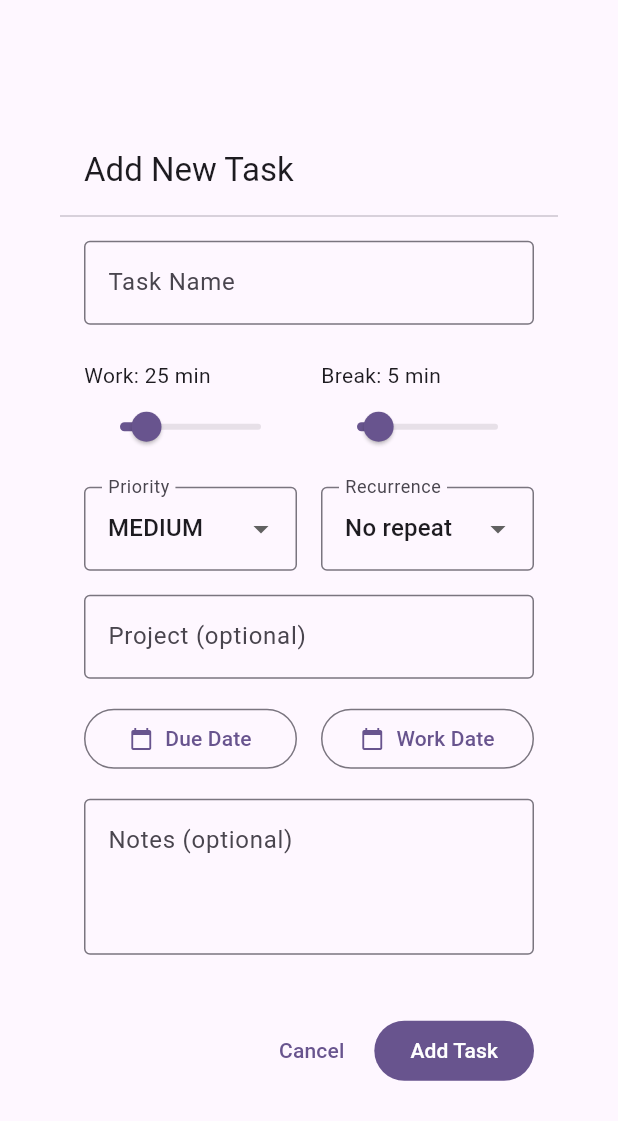
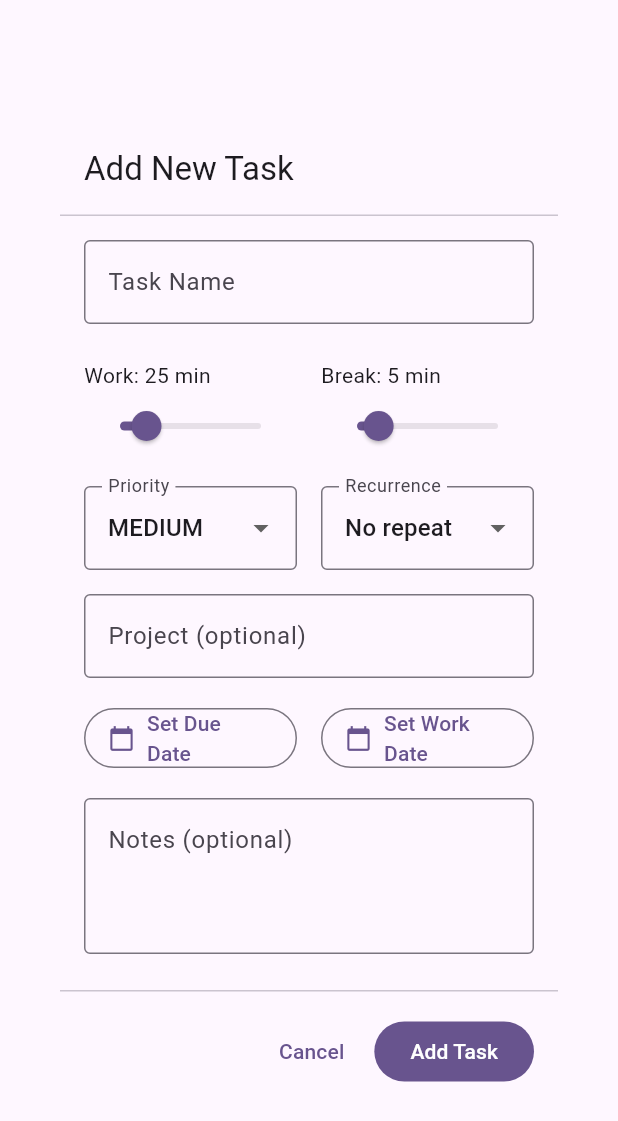
Before and after one commit to neovasky/quirk, a Flutter app: the AddTaskDialog widget shown alone on an empty page, opened directly, on a phone screen of 412 x 824 dp. Shown: the top 1121 px of the screen. Run offline on Flutter 3.47's test engine with Material 3 defaults, Android fonts, the phone set to English and light mode, and no system bars; our stand-ins replace shared_preferences; accounts and stored records are empty.

Commit message:
Calender issue while editing task fixed

```diff
--- a/lib/ui/dialogs/add_task_dialog.dart
+++ b/lib/ui/dialogs/add_task_dialog.dart
@@ -34,7 +34,6 @@ class _AddTaskDialogState extends State<AddTaskDialog> {
           mainAxisSize: MainAxisSize.min,
           crossAxisAlignment: CrossAxisAlignment.stretch,
           children: [
-            // Header
             Padding(
               padding: const EdgeInsets.all(16),
               child: Text(
@@ -45,7 +44,6 @@ class _AddTaskDialogState extends State<AddTaskDialog> {
 
             const Divider(height: 1),
 
-            // Scrollable content
             Flexible(
               child: SingleChildScrollView(
                 padding: const EdgeInsets.symmetric(horizontal: 16),
@@ -54,7 +52,6 @@ class _AddTaskDialogState extends State<AddTaskDialog> {
                   children: [
                     const SizedBox(height: 16),
 
-                    // Task Name
                     TextField(
                       controller: _nameController,
                       decoration: const InputDecoration(
@@ -65,7 +62,7 @@ class _AddTaskDialogState extends State<AddTaskDialog> {
 
                     const SizedBox(height: 24),
 
-                    // Duration Controls - Using a more compact layout
+                    // Duration Controls
                     Row(
                       children: [
                         Expanded(
@@ -153,7 +150,6 @@ class _AddTaskDialogState extends State<AddTaskDialog> {
 
                     const SizedBox(height: 16),
 
-                    // Project field
                     TextField(
                       decoration: const InputDecoration(
                         labelText: 'Project (optional)',
@@ -170,18 +166,18 @@ class _AddTaskDialogState extends State<AddTaskDialog> {
                     Row(
                       children: [
                         Expanded(
-                          child: _buildDateButton(
-                            label: 'Due Date',
-                            date: _dueDate,
-                            onTap: () => _selectDate(context, true),
+                          child: OutlinedButton.icon(
+                            icon: const Icon(Icons.calendar_today),
+                            label: Text(_dueDate?.toString().split(' ')[0] ?? 'Set Due Date'),
+                            onPressed: () => _selectDate(context, true),
                           ),
                         ),
                         const SizedBox(width: 16),
                         Expanded(
-                          child: _buildDateButton(
-                            label: 'Work Date',
-                            date: _actionDate,
-                            onTap: () => _selectDate(context, false),
+                          child: OutlinedButton.icon(
+                            icon: const Icon(Icons.calendar_today),
+                            label: Text(_actionDate?.toString().split(' ')[0] ?? 'Set Work Date'),
+                            onPressed: () => _selectDate(context, false),
                           ),
                         ),
                       ],
@@ -198,7 +194,6 @@ class _AddTaskDialogState extends State<AddTaskDialog> {
 
                     const SizedBox(height: 16),
 
-                    // Notes
                     TextField(
                       controller: _notesController,
                       maxLines: 3,
@@ -215,7 +210,8 @@ class _AddTaskDialogState extends State<AddTaskDialog> {
               ),
             ),
 
-            // Actions
+            const Divider(height: 1),
+
             Padding(
               padding: const EdgeInsets.all(16),
               child: Row(
@@ -239,25 +235,6 @@ class _AddTaskDialogState extends State<AddTaskDialog> {
     );
   }
 
-  Widget _buildDateButton({
-    required String label,
-    required DateTime? date,
-    required VoidCallback onTap,
-  }) {
-    return OutlinedButton(
-      onPressed: onTap,
-      child: Row(
-        mainAxisAlignment: MainAxisAlignment.center,
-        children: [
-          const Icon(Icons.calendar_today, size: 16),
-          const SizedBox(width: 8),
-          Text(date?.toString().split(' ')[0] ?? label),
-        ],
-      ),
-    );
-  }
-
-  // Helper Methods
   String _getRecurrenceText(RecurrenceInterval interval) {
     switch (interval) {
       case RecurrenceInterval.none:
@@ -316,7 +293,6 @@ class _AddTaskDialogState extends State<AddTaskDialog> {
     Navigator.of(context).pop(task);
   }
 
-  // Date/Time Selection Methods
   Future<void> _selectDate(BuildContext context, bool isDueDate) async {
     final DateTime? picked = await showDatePicker(
       context: context,
@@ -325,7 +301,7 @@ class _AddTaskDialogState extends State<AddTaskDialog> {
       lastDate: DateTime(2101),
     );
 
-    if (picked != null) {
+    if (picked != null && mounted) {
       setState(() {
         if (isDueDate) {
           _dueDate = picked;
```
Also changed, not shown: lib/ui/dialogs/task_details_dialog.dart (+19 -2 lines).
